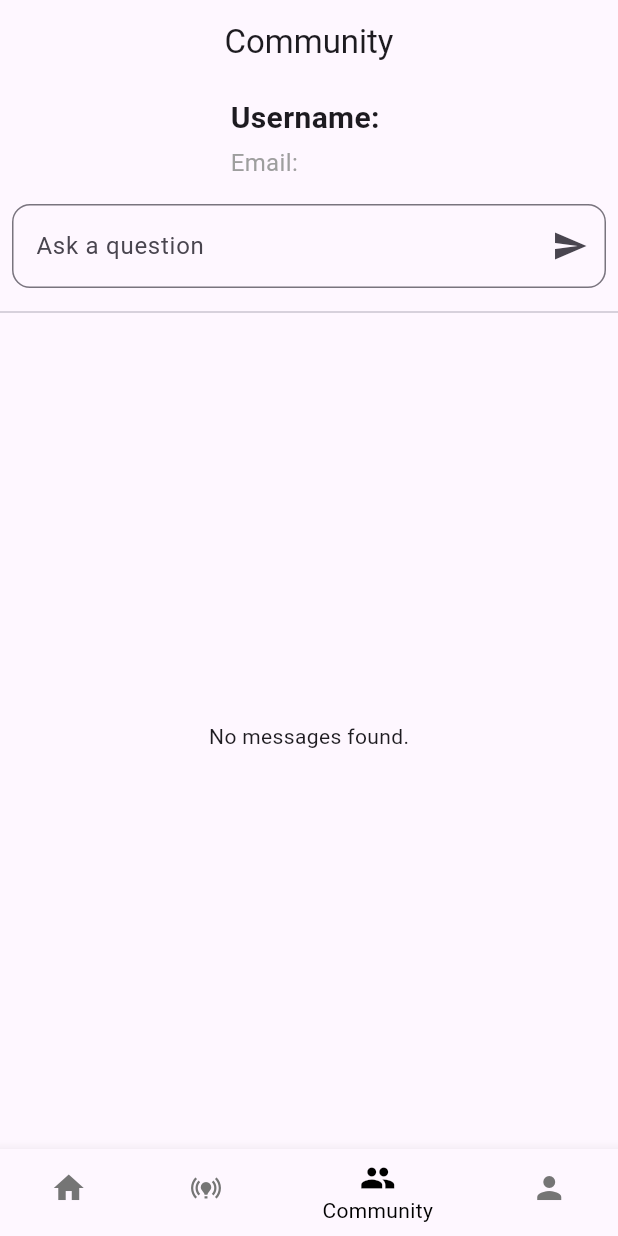
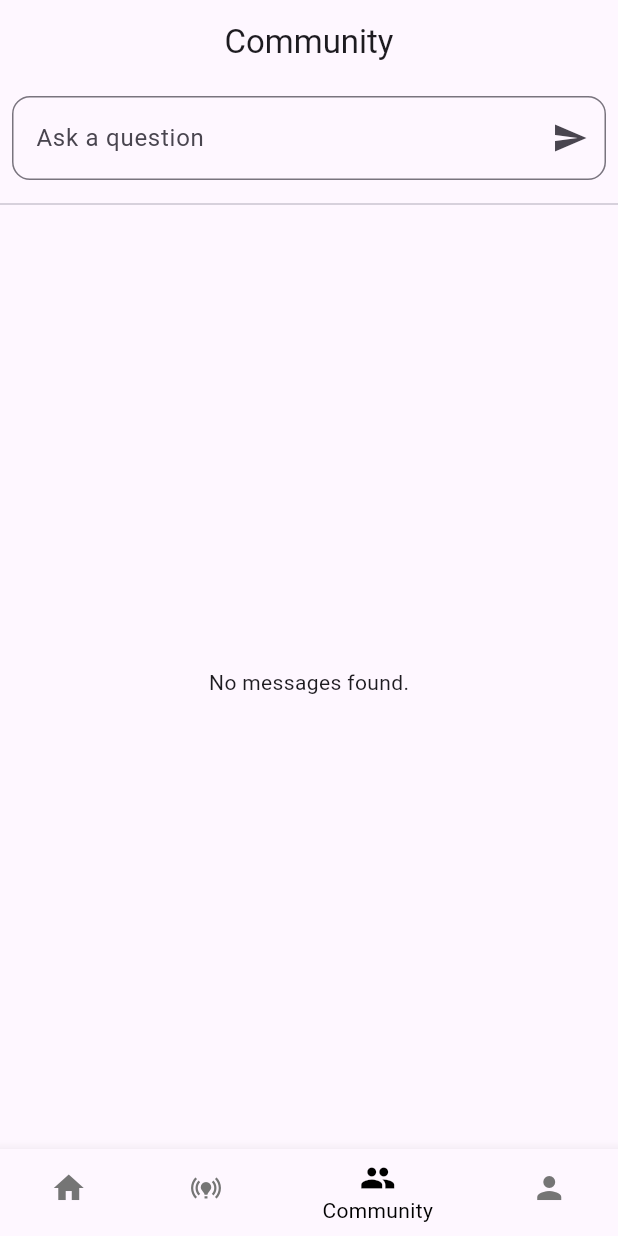
Before and after one commit to mwayandau1/farm_well, a Flutter app: the screen it shows once a user with an empty profile is signed in, item 3 of the bottom bar chosen, on a phone screen of 412 x 824 dp. Run offline on Flutter 3.47's test engine with Material 3 defaults, Android fonts, the light colour scheme and no system bars; our stand-ins replace carousel_slider, cloud_firestore, firebase_auth, firebase_core, firebase_storage, google_sign_in and 1 more; missing offline and left inert: flutter_tflite; accounts and stored records are empty; network calls fail.

Commit message:
Remove username and email from the top of the community screen

```diff
--- a/lib/screens/community.dart
+++ b/lib/screens/community.dart
@@ -47,7 +47,6 @@ class _CommunityScreenState extends State<CommunityScreen> {
       ),
       body: Column(
         children: [
-          if (userData != null) buildProfileSection(),
           Padding(
             padding: const EdgeInsets.all(8.0),
             child: TextField(
@@ -61,7 +60,7 @@ class _CommunityScreenState extends State<CommunityScreen> {
                   icon: const Icon(Icons.send),
                   onPressed: () async {
                     if (questionController.text.isNotEmpty &&
-                        currentUser != null) {
+                        userData != null) {
                       await messagesCollection.add({
                         'question': questionController.text,
                         'author': userData!['username'] ?? 'Anonymous',
@@ -115,32 +114,6 @@ class _CommunityScreenState extends State<CommunityScreen> {
                   },
                 );
               },
-            ),
-          ),
-        ],
-      ),
-    );
-  }
-
-  Widget buildProfileSection() {
-    return Padding(
-      padding: const EdgeInsets.all(8.0),
-      child: Column(
-        crossAxisAlignment: CrossAxisAlignment.start,
-        children: [
-          Text(
-            'Username: ${userData!['username']}',
-            style: const TextStyle(
-              fontSize: 20.0,
-              fontWeight: FontWeight.bold,
-            ),
-          ),
-          const SizedBox(height: 4.0),
-          Text(
-            'Email: ${userData!['email']}',
-            style: const TextStyle(
-              fontSize: 16.0,
-              color: Colors.grey,
             ),
           ),
         ],
@@ -268,7 +241,7 @@ class _CommunityScreenState extends State<CommunityScreen> {
               suffixIcon: IconButton(
                 icon: const Icon(Icons.send),
                 onPressed: () async {
-                  if (commentController.text.isNotEmpty) {
+                  if (commentController.text.isNotEmpty && userData != null) {
                     final response = Response(
                       text: commentController.text,
                       author: userData!['username'] ?? 'Anonymous',
```
